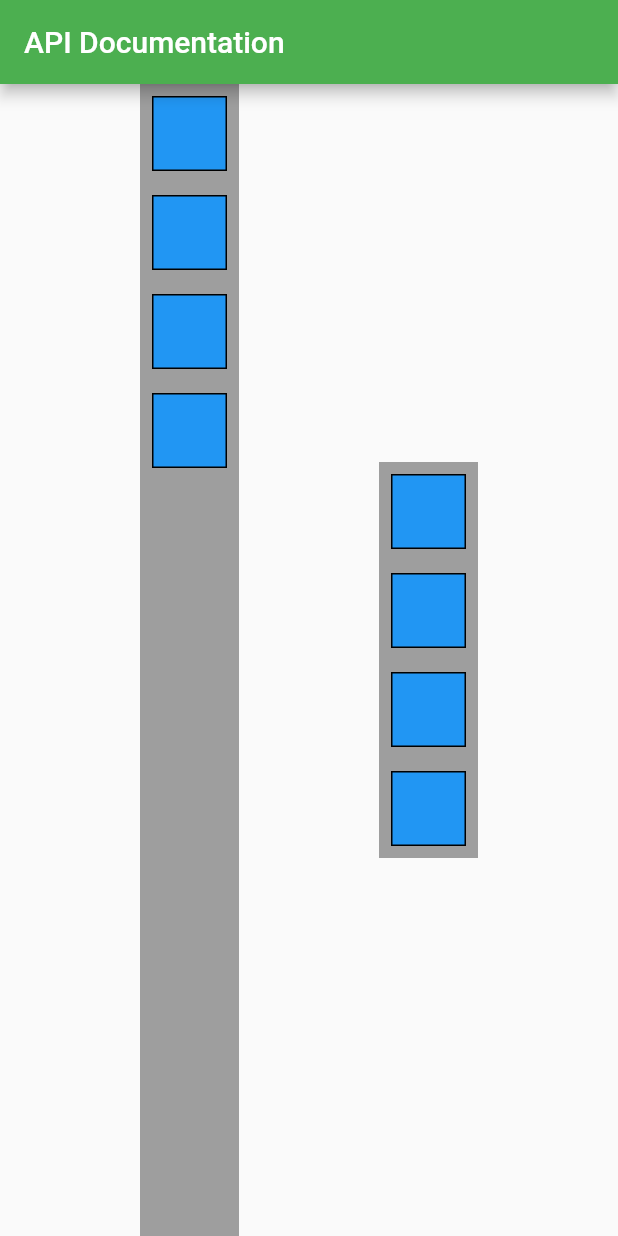
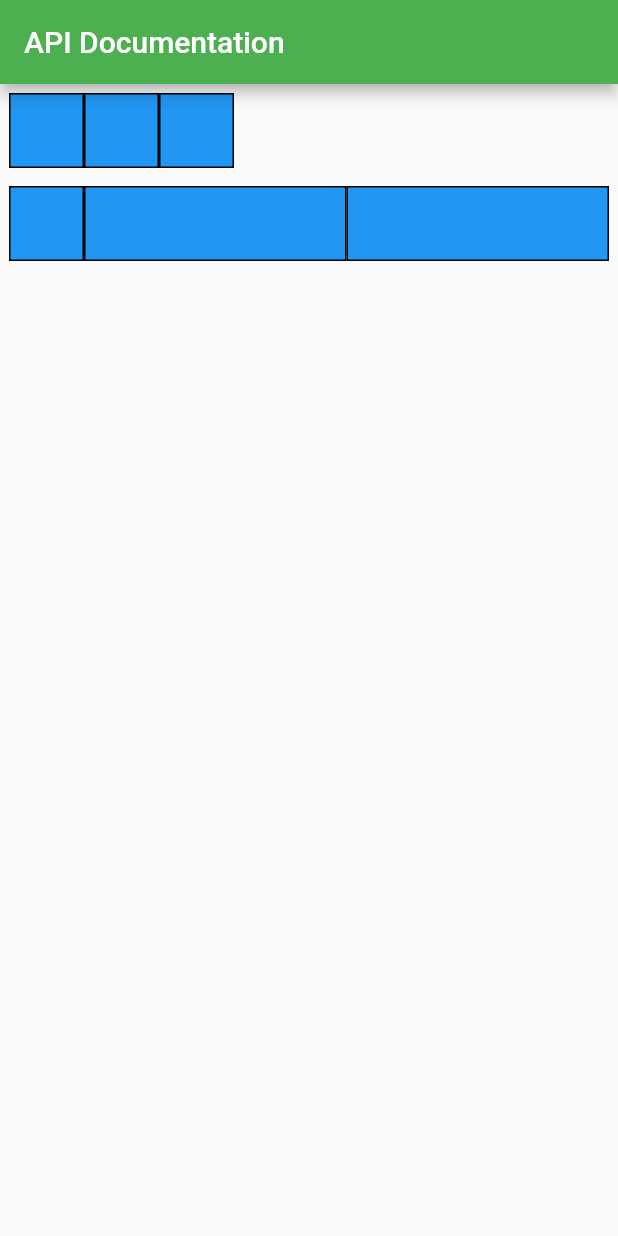
Before and after one commit to xiaoRoy/parcitcal-flutter, a Flutter app: the screen it shows after launch, on a phone screen of 412 x 824 dp. Run offline on Flutter 3.47's test engine with Material 2 defaults, Android fonts, the phone set to English and light mode, and no system bars.

Commit message:
Learned Flexible

```diff
--- a/chap1/hello_world/lib/flutter/api_documentation/api_doucmentation.dart
+++ b/chap1/hello_world/lib/flutter/api_documentation/api_doucmentation.dart
@@ -9,7 +9,7 @@ class ApiDocumentation extends StatelessWidget {
   Widget build(BuildContext context) {
     return Scaffold(
       appBar: AppBar(title: Text('API Documentation'),),
-      body: MainAxisSizeShowcase(),
+      body: FlexibleFitPropertyDemonstration(),
     );
   }
 }
--- a/chap1/hello_world/lib/flutter/api_documentation/row.dart
+++ b/chap1/hello_world/lib/flutter/api_documentation/row.dart
@@ -2,6 +2,8 @@
 
 import 'package:flutter/material.dart';
 import 'package:hello_world/commons/blue_box.dart';
+
+//main axis size
 
 class MainAxisSizeShowcase extends StatelessWidget {
   @override
@@ -47,3 +49,24 @@ class _BlueBoxColummWithBackgound extends StatelessWidget {
     return blueBoxList;
   }
 }
+
+class FlexibleFitPropertyDemonstration extends StatelessWidget {
+
+  Container _generateRowContainer(FlexFit flexFit) {
+    return Container(
+          margin: EdgeInsets.all(6.0),
+          child: Row(children: [
+            BlueBox(),
+            Flexible(child: BlueBox(), flex: 1, fit: flexFit),
+            Flexible(child: BlueBox(), flex: 1, fit: flexFit)
+          ]),
+        );
+  }
+
+  @override
+  Widget build(BuildContext context) {
+    return Column(
+      children:[_generateRowContainer(FlexFit.loose), _generateRowContainer(FlexFit.tight)],
+    );
+  }
+}
--- a/chap1/hello_world/lib/main.dart
+++ b/chap1/hello_world/lib/main.dart
@@ -29,6 +29,7 @@ class MyApp extends StatelessWidget {
       ),
       // home: MyHomePage(title: 'An app that can count to:'),
       home: ApiDocumentation(),
+      // home: WidgetOfTheWeekShowcase(),
     );
   }
 }
--- a/chap1/hello_world/lib/widget_of_the_week/showcase.dart
+++ b/chap1/hello_world/lib/widget_of_the_week/showcase.dart
@@ -1,5 +1,6 @@
 import 'package:flutter/material.dart';
 import 'package:hello_world/widget_of_the_week/container_showcase.dart';
+import 'package:hello_world/widget_of_the_week/flexible_showcase.dart';
 
 class WidgetOfTheWeekShowcase extends StatelessWidget{
 
@@ -7,7 +8,7 @@ class WidgetOfTheWeekShowcase extends StatelessWidget{
   Widget build(BuildContext context) {
     return Scaffold(
       appBar: AppBar(title: Text('widget of the week')),
-      body: ContainerColumn(),
+      body: FlexibleShowcase(),
     );
   }
 }
```
Also changed, not shown: chap1/hello_world/lib/widget_of_the_week/flexible_showcase.dart (added, +14 -0 lines).
